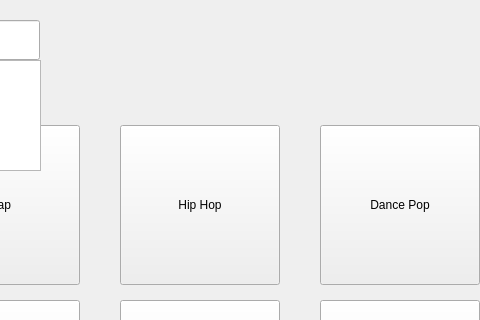
This is mainwindow.ui in Texvss/Spotify_project as Qt 5 draws it before an edit; both pictures show x 370 to 850 and y 0 to 320 of the 1053 by 897 pixel window. The edited form follows.
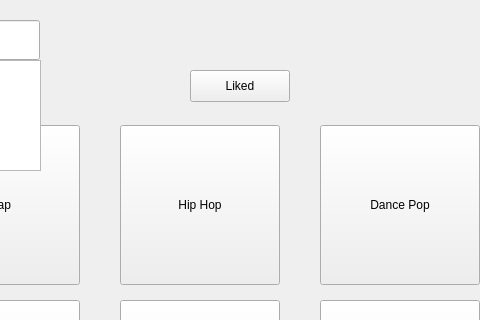
This is the edited form.

What changed in the file:
```diff
--- a/mainwindow.ui
+++ b/mainwindow.ui
@@ -304,6 +304,19 @@
      <string>Search!</string>
     </property>
    </widget>
+   <widget class="QPushButton" name="likedButton">
+    <property name="geometry">
+     <rect>
+      <x>560</x>
+      <y>70</y>
+      <width>100</width>
+      <height>32</height>
+     </rect>
+    </property>
+    <property name="text">
+     <string>Liked</string>
+    </property>
+   </widget>
   </widget>
   <widget class="QMenuBar" name="menubar">
    <property name="geometry">
```
